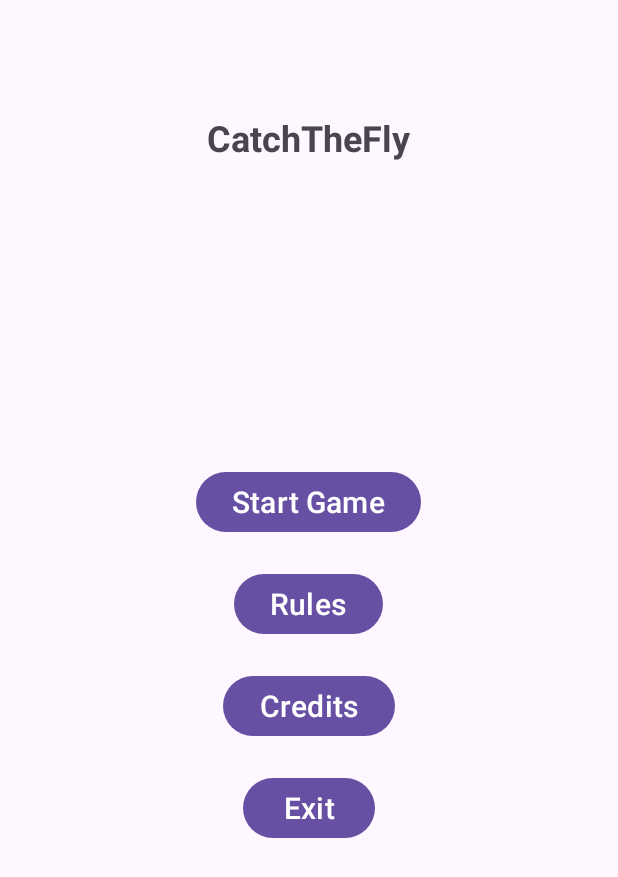
After one commit to LePaludV/MiniJeu, an Android app: the layout activity_main_menu.xml on its own in the app's theme, with its tools: preview values and no code run, on a phone screen of 412 x 824 dp. The commit adds this screen. Shown: the top 877 px of the screen. Run offline under Robolectric (Android 15) with nearby library versions, the phone set to English and light mode, and no system bars.

Commit message:
Adds main menu

```diff
--- a/app/src/main/AndroidManifest.xml
+++ b/app/src/main/AndroidManifest.xml
@@ -13,7 +13,7 @@
         android:theme="@style/Theme.MiniJeu"
         tools:targetApi="31">
         <activity
-            android:name=".MainActivity"
+            android:name=".MenuActivity"
             android:exported="true">
             <intent-filter>
                 <action android:name="android.intent.action.MAIN" />
@@ -21,6 +21,10 @@
                 <category android:name="android.intent.category.LAUNCHER" />
             </intent-filter>
         </activity>
+        <activity
+            android:name=".MainActivity"
+            android:exported="true">
+        </activity>
     </application>
 
 </manifest>
--- /dev/null
+++ b/app/src/main/java/helloandroid/ut3/minijeu/CreditsActivity.java
@@ -0,0 +1,5 @@
+package helloandroid.ut3.minijeu;
+
+import android.app.Activity;
+
+public class CreditsActivity extends Activity { }
--- /dev/null
+++ b/app/src/main/java/helloandroid/ut3/minijeu/MenuActivity.java
@@ -0,0 +1,30 @@
+package helloandroid.ut3.minijeu;
+
+import android.app.Activity;
+import android.content.Intent;
+import android.os.Bundle;
+import android.view.View;
+
+public class MenuActivity extends Activity {
+    @Override
+    protected void onCreate(Bundle savedInstanceState) {
+        super.onCreate(savedInstanceState);
+        setContentView(R.layout.activity_main_menu);
+    }
+
+    public void startMainActivity(View view) {
+        startActivity(new Intent(this, MainActivity.class));
+    }
+
+    public void startRulesActivity(View view) {
+        startActivity(new Intent(this, RulesActivity.class));
+    }
+
+    public void startCreditsActivity(View view) {
+        startActivity(new Intent(this, CreditsActivity.class));
+    }
+
+    public void exitGame(View view) {
+        finish();
+    }
+}
--- /dev/null
+++ b/app/src/main/java/helloandroid/ut3/minijeu/RulesActivity.java
@@ -0,0 +1,5 @@
+package helloandroid.ut3.minijeu;
+
+import android.app.Activity;
+
+public class RulesActivity extends Activity { }
--- /dev/null
+++ b/app/src/main/res/layout/activity_main_menu.xml
@@ -0,0 +1,59 @@
+<?xml version="1.0" encoding="utf-8"?>
+<RelativeLayout xmlns:android="http://schemas.android.com/apk/res/android"
+    android:layout_width="match_parent"
+    android:layout_height="match_parent">
+
+    <TextView
+        android:id="@+id/textViewTitle"
+        android:layout_width="wrap_content"
+        android:layout_height="wrap_content"
+        android:text="@string/app_name"
+        android:textSize="24sp"
+        android:textStyle="bold"
+        android:layout_centerHorizontal="true"
+        android:layout_marginTop="75dp"/>
+
+    <LinearLayout
+        android:layout_width="match_parent"
+        android:layout_height="match_parent"
+        android:orientation="vertical"
+        android:gravity="center">
+
+        <Button
+            android:id="@+id/buttonStartGame"
+            android:layout_width="wrap_content"
+            android:layout_height="wrap_content"
+            android:layout_marginTop="50dp"
+            android:onClick="startMainActivity"
+            android:text="@string/button_start_game"
+            android:textSize="20sp" />
+
+        <Button
+            android:id="@+id/buttonRules"
+            android:layout_width="wrap_content"
+            android:layout_height="wrap_content"
+            android:layout_marginTop="20dp"
+            android:onClick="startRulesActivity"
+            android:text="@string/button_game_rules"
+            android:textSize="20sp" />
+
+        <Button
+            android:id="@+id/buttonCredits"
+            android:layout_width="wrap_content"
+            android:layout_height="wrap_content"
+            android:layout_marginTop="20dp"
+            android:onClick="startCreditsActivity"
+            android:text="@string/button_game_credits"
+            android:textSize="20sp" />
+
+        <Button
+            android:id="@+id/buttonExit"
+            android:layout_width="wrap_content"
+            android:layout_height="wrap_content"
+            android:layout_marginTop="20dp"
+            android:onClick="exitGame"
+            android:text="@string/button_exit_game"
+            android:textSize="20sp" />
+    </LinearLayout>
+
+</RelativeLayout>
--- a/app/src/main/res/values/strings.xml
+++ b/app/src/main/res/values/strings.xml
@@ -1,3 +1,7 @@
 <resources>
-    <string name="app_name">MiniJeu</string>
+    <string name="app_name">CatchTheFly</string>
+    <string name="button_start_game">Start Game</string>
+    <string name="button_game_rules">Rules</string>
+    <string name="button_game_credits">Credits</string>
+    <string name="button_exit_game">Exit</string>
 </resources>
```
